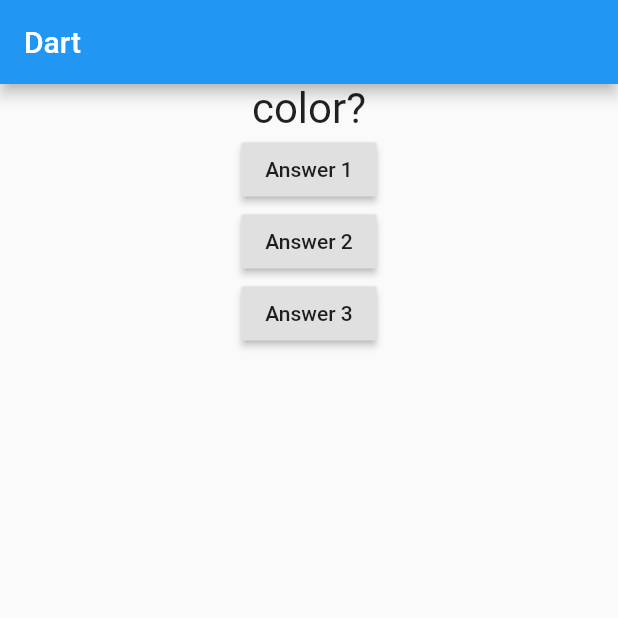
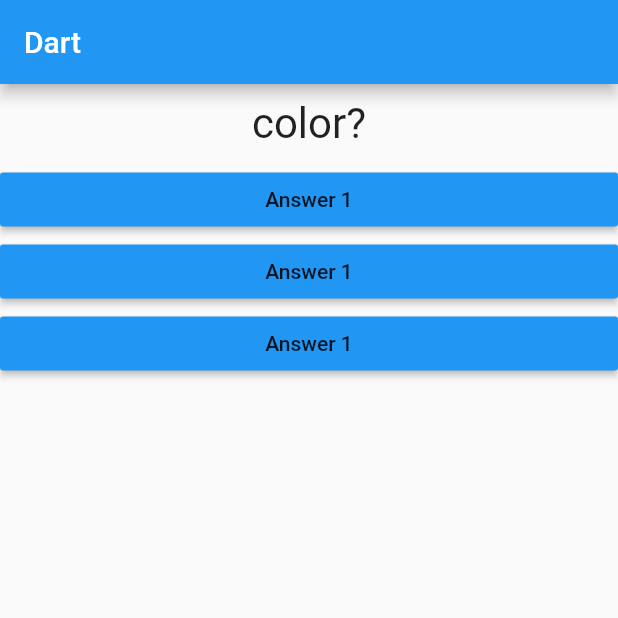
Before and after one commit to TheZerOne/Flutter_First_App, a Flutter app: the screen it shows after launch, on a phone screen of 412 x 824 dp, the top half of it. Run offline on Flutter 3.47's test engine with Material 2 defaults, Android fonts, the phone set to English and light mode, and no system bars.

Commit message:
+Answer dart file

```diff
--- /dev/null
+++ b/lib/answer.dart
@@ -0,0 +1,19 @@
+import 'package:flutter/material.dart';
+
+class Answer extends StatelessWidget {
+final Function funcHandler;
+
+Answer(this.funcHandler);
+
+  @override
+  Widget build(BuildContext context) {
+    return Container(
+      width: double.infinity,
+      child: RaisedButton(
+        color: Colors.blue,
+        child: Text('Answer 1'),
+        onPressed: funcHandler,
+      ),
+    );
+  }
+}
--- a/lib/main.dart
+++ b/lib/main.dart
@@ -1,3 +1,4 @@
+import 'package:first_app/answer.dart';
 import 'package:flutter/material.dart';
 import 'question.dart';
 
@@ -35,18 +36,9 @@ class MyAppState extends State<MyApp> {
         body: Column(
           children: [
             Question(questions[questionIndex]),
-            RaisedButton(
-              child: Text('Answer 1'),
-              onPressed: answerChoice,
-            ),
-            RaisedButton(
-              child: Text('Answer 2'),
-              onPressed: answerChoice,
-            ),
-            RaisedButton(
-              child: Text('Answer 3'),
-              onPressed: () => print('answer 3'),
-            ),
+            Answer(answerChoice),
+            Answer(answerChoice),
+            Answer(answerChoice),
           ],
         ),
       ),
--- a/lib/question.dart
+++ b/lib/question.dart
@@ -9,6 +9,7 @@ Question(this.questionText);
   Widget build(BuildContext context) {
     return Container(
     width: double.infinity,
+    margin: EdgeInsets.all(10),
     child:Text(questionText,
     style: TextStyle(fontSize: 28),
     textAlign: TextAlign.center,)
```
